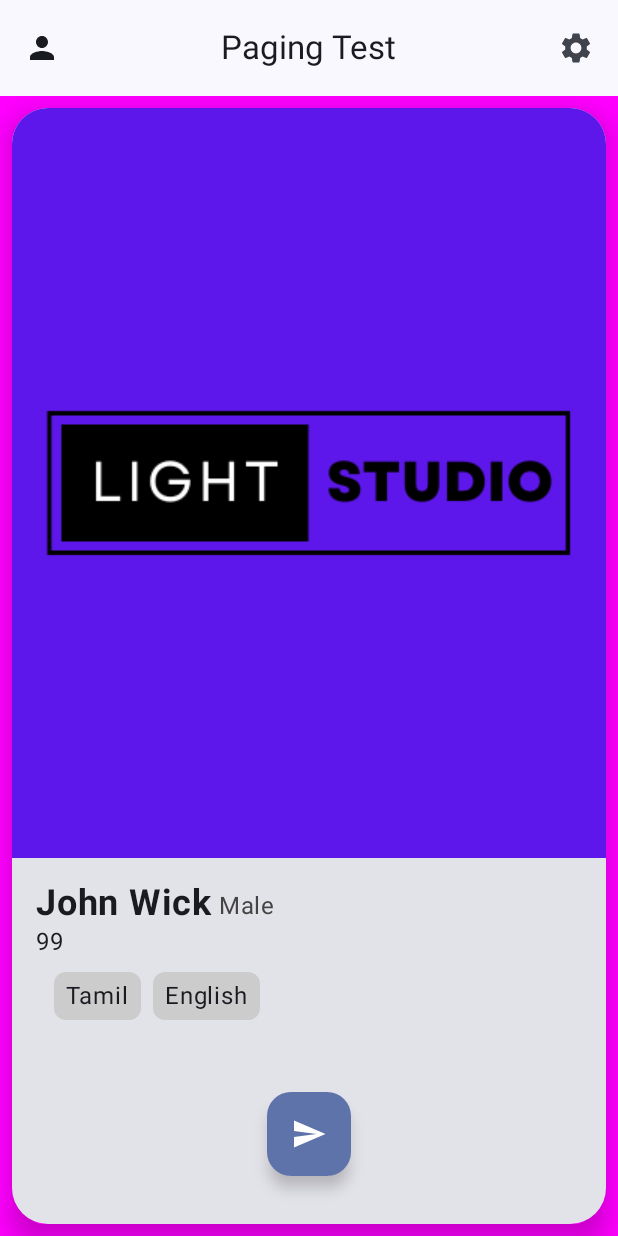
After one commit to itsivag/Blibberly_Android, an Android app built with Jetpack Compose: the HomeScreen screen opened through its navigation route, on a phone screen of 412 x 824 dp. The commit adds this screen. Run offline under Robolectric (Android 15) with nearby library versions, the phone set to English and light mode, and no system bars; libraries missing offline, so code that uses them is left out: io.getstream.chat; 7 statements that could not run were skipped.

Commit message:
Added chat and home screen

```diff
--- a/app/src/main/AndroidManifest.xml
+++ b/app/src/main/AndroidManifest.xml
@@ -2,6 +2,7 @@
 <manifest xmlns:android="http://schemas.android.com/apk/res/android"
     xmlns:tools="http://schemas.android.com/tools">
 
+    <uses-permission android:name="android.permission.INTERNET" />
     <application
         android:allowBackup="true"
         android:dataExtractionRules="@xml/data_extraction_rules"
--- a/app/src/main/java/com/superbeta/blibberly/MainActivity.kt
+++ b/app/src/main/java/com/superbeta/blibberly/MainActivity.kt
@@ -1,33 +1,110 @@
 package com.superbeta.blibberly
 
 import android.os.Bundle
+import android.util.Log
 import androidx.activity.ComponentActivity
 import androidx.activity.compose.setContent
 import androidx.compose.foundation.layout.fillMaxSize
 import androidx.compose.foundation.layout.padding
+import androidx.compose.material.icons.Icons
+import androidx.compose.material.icons.filled.Menu
+import androidx.compose.material.icons.filled.Person
+import androidx.compose.material.icons.filled.Settings
+import androidx.compose.material3.CenterAlignedTopAppBar
+import androidx.compose.material3.ExperimentalMaterial3Api
+import androidx.compose.material3.Icon
+import androidx.compose.material3.IconButton
 import androidx.compose.material3.MaterialTheme
 import androidx.compose.material3.Scaffold
 import androidx.compose.material3.Surface
 import androidx.compose.material3.Text
+import androidx.compose.material3.TopAppBar
 import androidx.compose.runtime.Composable
 import androidx.compose.ui.Modifier
 import androidx.compose.ui.tooling.preview.Preview
 import androidx.navigation.compose.rememberNavController
 import com.superbeta.blibberly.navigation.BlibberlyNavHost
 import com.superbeta.blibberly.ui.theme.BlibberlyTheme
+import io.getstream.chat.android.client.ChatClient
+import io.getstream.chat.android.client.logger.ChatLogLevel
+import io.getstream.chat.android.models.UploadAttachmentsNetworkType
+import io.getstream.chat.android.models.User
+import io.getstream.chat.android.offline.plugin.factory.StreamOfflinePluginFactory
+import io.getstream.chat.android.state.plugin.config.StatePluginConfig
+import io.getstream.chat.android.state.plugin.factory.StreamStatePluginFactory
 
 class MainActivity : ComponentActivity() {
+    @OptIn(ExperimentalMaterial3Api::class)
     override fun onCreate(savedInstanceState: Bundle?) {
         super.onCreate(savedInstanceState)
+
+        val apiKey = "y2st43tkq85k"
+        val token =
+            "eyJhbGciOiJIUzI1NiIsInR5cCI6IkpXVCJ9.eyJ1c2VyX2lkIjoiMSJ9.NACLyT7Yejq55wB-54JXh61efspeZ__jDVL2lUSDW2M"
+// Step 1 - Set up the OfflinePlugin for offline storage
+        val offlinePluginFactory = StreamOfflinePluginFactory(applicationContext)
+        val statePluginFactory = StreamStatePluginFactory(
+            config = StatePluginConfig(
+                backgroundSyncEnabled = true,
+                userPresence = true
+            ),
+            appContext = applicationContext
+        )
+
+// Step 2 - Set up the client, together with offline plugin, for API calls
+        val client = ChatClient.Builder(apiKey, applicationContext)
+            // Change log level
+            .logLevel(ChatLogLevel.ALL)
+            .withPlugins(offlinePluginFactory, statePluginFactory)
+            .build()
+
+// Step 3 - Authenticate and connect the user
+        val user = User(
+            id = "1",
+            name = "Paranoid Android",
+            image = "https://bit.ly/2TIt8NR",
+        )
+
+        client.connectUser(
+            user = user,
+            token = token, // or client.devToken(userId); if auth is disabled for your app
+        ).enqueue { result ->
+            if (result.isSuccess) {
+                // Handle success
+                Log.i("itsivag", "logged in")
+            } else {
+                // Handler error
+                Log.i("itsivag", "error signing in")
+            }
+        }
+
         setContent {
             BlibberlyTheme {
-                // A surface container using the 'background' color from the theme
                 Surface(
                     modifier = Modifier.fillMaxSize(),
                     color = MaterialTheme.colorScheme.background
                 ) {
-
-                    Scaffold {
+                    Scaffold(topBar = {
+                        CenterAlignedTopAppBar(
+                            title = { Text(text = "Paging Test") },
+                            navigationIcon = {
+                                IconButton(
+                                    onClick = { /*TODO*/ }) {
+                                    Icon(
+                                        imageVector = Icons.Default.Person,
+                                        contentDescription = "Profile"
+                                    )
+                                }
+                            }, actions = {
+                                IconButton(
+                                    onClick = { /*TODO*/ }) {
+                                    Icon(
+                                        imageVector = Icons.Default.Settings,
+                                        contentDescription = "Filter"
+                                    )
+                                }
+                            })
+                    }) {
                         BlibberlyNavHost(
                             navController = rememberNavController(),
                             modifier = Modifier.padding(it)
@@ -36,6 +113,7 @@ class MainActivity : ComponentActivity() {
                 }
             }
         }
+
     }
 }
 
--- a/app/src/main/java/com/superbeta/blibberly/auth/register/RegisterScreen.kt
+++ b/app/src/main/java/com/superbeta/blibberly/auth/register/RegisterScreen.kt
@@ -1,8 +1,9 @@
 package com.superbeta.blibberly.auth.register
 
 import androidx.compose.runtime.Composable
+import androidx.compose.ui.Modifier
 
 @Composable
-fun RegisterScreen() {
+fun RegisterScreen(modifier: Modifier) {
     TODO("Not yet implemented")
 }
--- /dev/null
+++ b/app/src/main/java/com/superbeta/blibberly/home/HomeScreen.kt
@@ -0,0 +1,141 @@
+package com.superbeta.blibberly.home
+
+import androidx.compose.foundation.ExperimentalFoundationApi
+import androidx.compose.foundation.Image
+import androidx.compose.foundation.background
+import androidx.compose.foundation.layout.Arrangement
+import androidx.compose.foundation.layout.Column
+import androidx.compose.foundation.layout.Row
+import androidx.compose.foundation.layout.Spacer
+import androidx.compose.foundation.layout.fillMaxSize
+import androidx.compose.foundation.layout.fillMaxWidth
+import androidx.compose.foundation.layout.padding
+import androidx.compose.foundation.pager.VerticalPager
+import androidx.compose.foundation.pager.rememberPagerState
+import androidx.compose.foundation.shape.RoundedCornerShape
+import androidx.compose.material.icons.Icons
+import androidx.compose.material.icons.filled.Send
+import androidx.compose.material3.Card
+import androidx.compose.material3.CardDefaults
+import androidx.compose.material3.FloatingActionButton
+import androidx.compose.material3.Icon
+import androidx.compose.material3.Text
+import androidx.compose.runtime.Composable
+import androidx.compose.ui.Alignment
+import androidx.compose.ui.Modifier
+import androidx.compose.ui.graphics.Color
+import androidx.compose.ui.graphics.graphicsLayer
+import androidx.compose.ui.layout.ContentScale
+import androidx.compose.ui.res.painterResource
+import androidx.compose.ui.text.font.FontWeight
+import androidx.compose.ui.unit.dp
+import androidx.compose.ui.unit.sp
+import androidx.compose.ui.util.lerp
+import androidx.navigation.NavHostController
+import com.superbeta.blibberly.R
+import kotlin.math.absoluteValue
+
+@OptIn(ExperimentalFoundationApi::class)
+@Composable
+fun HomeScreen(modifier: Modifier, navController: NavHostController) {
+    val pagerState = rememberPagerState(pageCount = {
+        10
+    })
+
+    VerticalPager(
+        state = pagerState,
+        modifier = modifier.background(color = Color.Magenta)
+    ) { page ->
+        Card(
+            elevation = CardDefaults.cardElevation(defaultElevation = 10.dp),
+            shape = RoundedCornerShape(24.dp),
+            modifier = Modifier
+                .padding(8.dp)
+                .fillMaxSize()
+                .graphicsLayer {
+                    val pageOffset = (
+                            (pagerState.currentPage - page) + pagerState
+                                .currentPageOffsetFraction
+                            ).absoluteValue
+
+                    alpha = lerp(
+                        start = 0.5f,
+                        stop = 1f,
+                        fraction = 1f - pageOffset.coerceIn(0f, 1f)
+                    )
+                }
+        ) {
+            Column(
+                modifier = Modifier
+                    .fillMaxSize(),
+//                    .padding(8.dp),
+                verticalArrangement = Arrangement.SpaceAround,
+//                horizontalAlignment = Alignment.CenterHorizontally
+            ) {
+
+                Image(
+                    contentScale = ContentScale.Crop,
+                    painter = painterResource(id = R.drawable.placeholder),
+                    contentDescription = "Profile Picture",
+                    modifier = Modifier.fillMaxWidth()
+                )
+                Column(modifier = Modifier.padding(16.dp)) {
+                    Row(verticalAlignment = Alignment.Bottom) {
+                        Text(text = "John Wick", fontWeight = FontWeight.Bold, fontSize = 24.sp)
+                        Text(text = " Male", color = Color.DarkGray)
+                    }
+                    Text(text = "99")
+
+                    Card(
+                        colors = CardDefaults.cardColors(
+                            containerColor = Color.Unspecified
+                        ),
+                        shape = RoundedCornerShape(20.dp)
+                    ) {
+                        Row(
+                            modifier = Modifier
+                                .fillMaxWidth()
+                                .padding(8.dp),
+//                            horizontalArrangement = Arrangement.SpaceEvenly
+                        ) {
+                            Text(
+                                text = "Tamil",
+                                modifier = Modifier
+                                    .padding(horizontal = 4.dp)
+                                    .background(
+                                        color = Color.LightGray,
+                                        shape = RoundedCornerShape(8.dp)
+                                    )
+                                    .padding(vertical = 4.dp, horizontal = 8.dp)
+                            )
+                            Text(
+                                text = "English",
+                                modifier = Modifier
+                                    .padding(horizontal = 4.dp)
+                                    .background(
+                                        color = Color.LightGray,
+                                        shape = RoundedCornerShape(8.dp)
+                                    )
+                                    .padding(vertical = 4.dp, horizontal = 8.dp)
+                            )
+                        }
+                    }
+                    Spacer(modifier = Modifier.weight(1f))
+                    Row(
+                        horizontalArrangement = Arrangement.Center,
+                        modifier = Modifier
+                            .fillMaxWidth()
+                            .padding(vertical = 16.dp)
+                    ) {
+                        FloatingActionButton(onClick = { navController.navigate("chat") }) {
+                            Icon(
+                                imageVector = Icons.Default.Send,
+                                contentDescription = "Send Message"
+                            )
+                        }
+                    }
+                }
+            }
+        }
+    }
+}
--- a/app/src/main/java/com/superbeta/blibberly/navigation/BlibberlyNavHost.kt
+++ b/app/src/main/java/com/superbeta/blibberly/navigation/BlibberlyNavHost.kt
@@ -7,6 +7,8 @@ import androidx.navigation.compose.NavHost
 import androidx.navigation.compose.composable
 import com.superbeta.blibberly.auth.login.LoginScreen
 import com.superbeta.blibberly.auth.register.RegisterScreen
+import com.superbeta.blibberly.chat.ChatScreen
+import com.superbeta.blibberly.home.HomeScreen
 
 @Composable
 fun BlibberlyNavHost(
@@ -17,11 +19,18 @@ fun BlibberlyNavHost(
 
     NavHost(navController = navController, startDestination = startDestination) {
         composable("login") {
-            LoginScreen()
+            LoginScreen(modifier)
         }
 
         composable("register") {
-            RegisterScreen()
+            RegisterScreen(modifier)
+        }
+
+        composable("home") {
+            HomeScreen(modifier,navController)
+        }
+        composable("chat") {
+            ChatScreen(modifier)
         }
     }
 }
--- a/settings.gradle.kts
+++ b/settings.gradle.kts
@@ -17,6 +17,7 @@ dependencyResolutionManagement {
         google()
         mavenCentral()
     }
+
 }
 
 rootProject.name = "Blibberly"
```
Also changed, not shown: app/build.gradle.kts (+9 -0 lines), app/src/main/java/com/superbeta/blibberly/auth/login/LoginScreen.kt (+12 -5 lines), app/src/main/java/com/superbeta/blibberly/chat/ChatScreen.kt (added, +21 -0 lines), app/src/main/res/drawable/placeholder.png (added).
